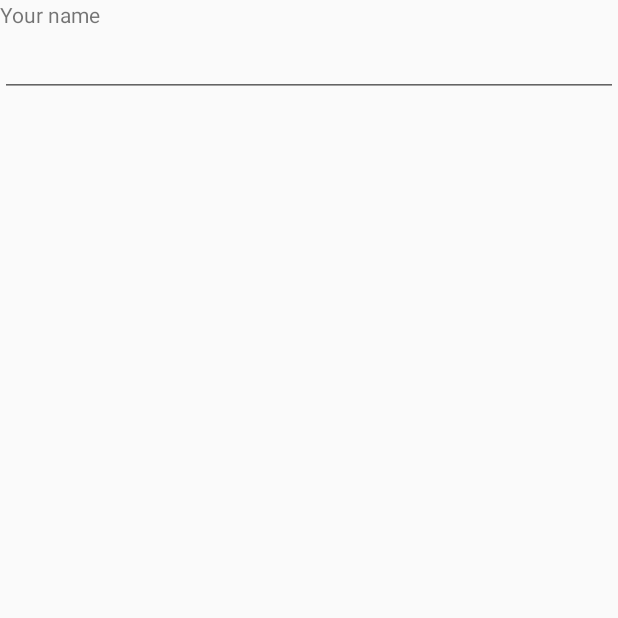
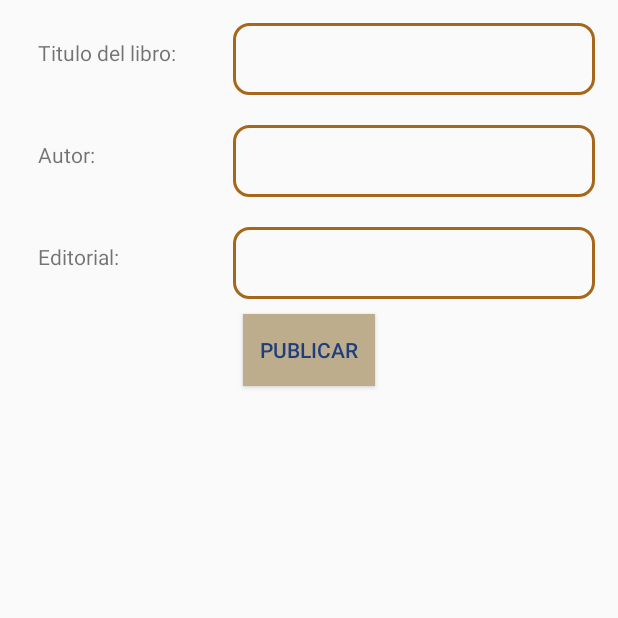
Before and after one commit to Dagorik/LendMybook, an Android app: the fragment PublicarDialogFragment shown on its own in the app's theme, on a phone screen of 412 x 824 dp, the top half of it. Run offline under Robolectric (Android 15) with nearby library versions, the phone set to English and light mode, and no system bars.

Commit message:
Se agrego correctamente el dialogFragment

```diff
--- a/app/src/main/java/com/lendmybook/dagorik/lendmybook/fragmentes/TwoFragment.java
+++ b/app/src/main/java/com/lendmybook/dagorik/lendmybook/fragmentes/TwoFragment.java
@@ -1,9 +1,9 @@
 package com.lendmybook.dagorik.lendmybook.fragmentes;
 
+import android.app.FragmentManager;
 import android.os.Bundle;
 import android.support.design.widget.FloatingActionButton;
 import android.support.v4.app.Fragment;
-import android.support.v4.app.FragmentManager;
 import android.util.Log;
 import android.view.LayoutInflater;
 import android.view.View;
@@ -56,18 +56,18 @@ public class TwoFragment extends Fragment implements View.OnClickListener {
 //                trans.replace(R.id.fab, floatingFragment);
 //
 //                trans.commit();
+                showDialog();
 
                 break;
         }
     }
 
-    public void showDialog(){
+    public void showDialog() {
 
-        FragmentManager fm = getFragmentManager();
 
-        FragmentManager childFragmentManager = getChildFragmentManager();
-        PublicarDialogFragment dialogFragment = new PublicarDialogFragment ();
-        dialogFragment.show(childFragmentManager,"asd");
+        FragmentManager fm = getActivity().getFragmentManager();
+        PublicarDialogFragment dialogFragment = new PublicarDialogFragment();
+        dialogFragment.show(fm, "asd");
 
 
     }
--- a/app/src/main/res/layout/fragment_dialog.xml
+++ b/app/src/main/res/layout/fragment_dialog.xml
@@ -2,18 +2,83 @@
 <LinearLayout xmlns:android="http://schemas.android.com/apk/res/android"
     android:layout_width="match_parent"
     android:layout_height="match_parent"
-    android:orientation="vertical">
+    android:minWidth="900dp"
+    android:minHeight="200dp"
+    android:orientation="vertical"
+    android:padding="5dp"
+    android:elevation="10dp">
 
-    <TextView
-        android:id="@+id/lbl_your_name"
+
+    <LinearLayout
+        android:layout_width="match_parent"
+        android:layout_height="wrap_content"
+        android:orientation="horizontal"
+        android:padding="10dp">
+
+        <TextView
+            android:layout_width="0dp"
+            android:layout_height="match_parent"
+            android:layout_margin="10dp"
+            android:layout_weight="25"
+            android:text="Titulo del libro: " />
+
+        <EditText
+            android:layout_width="0dp"
+            android:layout_height="match_parent"
+            android:layout_weight="50"
+            android:background="@drawable/style_border" />
+
+    </LinearLayout>
+
+    <LinearLayout
+        android:layout_width="match_parent"
+        android:layout_height="wrap_content"
+        android:orientation="horizontal"
+        android:padding="10dp">
+
+        <TextView
+            android:layout_width="0dp"
+            android:layout_height="match_parent"
+            android:layout_margin="10dp"
+            android:layout_weight="25"
+            android:text="Autor: " />
+
+        <EditText
+            android:layout_width="0dp"
+            android:layout_height="match_parent"
+            android:layout_weight="50"
+            android:background="@drawable/style_border" />
+
+    </LinearLayout>
+
+    <LinearLayout
+        android:layout_width="match_parent"
+        android:layout_height="wrap_content"
+        android:orientation="horizontal"
+        android:padding="10dp">
+
+        <TextView
+            android:layout_width="0dp"
+            android:layout_height="match_parent"
+            android:layout_margin="10dp"
+            android:layout_weight="25"
+            android:text="Editorial: " />
+
+        <EditText
+            android:layout_width="0dp"
+            android:layout_height="match_parent"
+            android:layout_weight="50"
+            android:background="@drawable/style_border" />
+
+    </LinearLayout>
+
+    <Button
         android:layout_width="wrap_content"
         android:layout_height="wrap_content"
-        android:text="Your name" />
+        android:layout_gravity="center"
+        android:background="@color/colorBeige"
+        android:elevation="10dp"
+        android:text="Publicar"
+        android:textColor="@color/colorAzul" />
 
-    <EditText
-        android:id="@+id/txt_your_name"
-        android:layout_width="match_parent"
-        android:layout_height="wrap_content"
-        android:imeOptions="actionDone"
-        android:inputType="text" />
 </LinearLayout>
```
